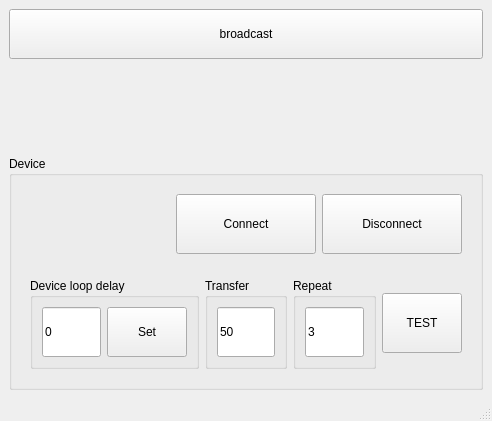
Above: tcp_udp/udp_broad/mainwindow.ui from saibi/qt before the change. Below: the same form after it.
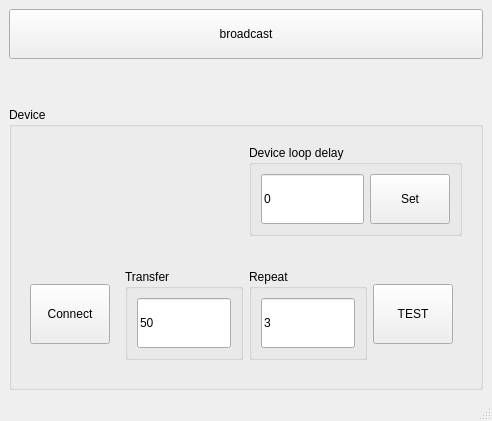
That is the form after the change. Custom widgets are drawn as their Qt base class.

```diff
--- a/tcp_udp/udp_broad/mainwindow.ui
+++ b/tcp_udp/udp_broad/mainwindow.ui
@@ -42,7 +42,7 @@
       <layout class="QVBoxLayout" name="verticalLayout_2">
        <item>
         <widget class="QWidget" name="widget_2" native="true">
-         <layout class="QHBoxLayout" name="horizontalLayout_3">
+         <layout class="QHBoxLayout" name="horizontalLayout_3" stretch="5,5">
           <item>
            <widget class="QLabel" name="label_ip">
             <property name="text">
@@ -51,41 +51,6 @@
            </widget>
           </item>
           <item>
-           <widget class="QPushButton" name="pushButton_connect">
-            <property name="enabled">
-             <bool>true</bool>
-            </property>
-            <property name="minimumSize">
-             <size>
-              <width>0</width>
-              <height>60</height>
-             </size>
-            </property>
-            <property name="text">
-             <string>Connect</string>
-            </property>
-           </widget>
-          </item>
-          <item>
-           <widget class="QPushButton" name="pushButton_disconnect">
-            <property name="minimumSize">
-             <size>
-              <width>0</width>
-              <height>60</height>
-             </size>
-            </property>
-            <property name="text">
-             <string>Disconnect</string>
-            </property>
-           </widget>
-          </item>
-         </layout>
-        </widget>
-       </item>
-       <item>
-        <widget class="QWidget" name="widget" native="true">
-         <layout class="QHBoxLayout" name="horizontalLayout">
-          <item>
            <widget class="QGroupBox" name="groupBox">
             <property name="title">
              <string>Device loop delay</string>
@@ -120,6 +85,34 @@
             </layout>
            </widget>
           </item>
+         </layout>
+        </widget>
+       </item>
+       <item>
+        <widget class="QWidget" name="widget" native="true">
+         <layout class="QHBoxLayout" name="horizontalLayout">
+          <item>
+           <widget class="QPushButton" name="pushButton_connect">
+            <property name="enabled">
+             <bool>true</bool>
+            </property>
+            <property name="minimumSize">
+             <size>
+              <width>0</width>
+              <height>60</height>
+             </size>
+            </property>
+            <property name="text">
+             <string>Connect</string>
+            </property>
+            <property name="checkable">
+             <bool>true</bool>
+            </property>
+           </widget>
+          </item>
+          <item>
+           <widget class="QWidget" name="widget_tcp_test" native="true">
+            <layout class="QHBoxLayout" name="horizontalLayout_6">
           <item>
            <widget class="QGroupBox" name="groupBox_2">
             <property name="title">
@@ -175,6 +168,9 @@
             <property name="text">
              <string>TEST</string>
             </property>
+              </widget>
+             </item>
+            </layout>
            </widget>
           </item>
          </layout>
```
Lines whose indentation alone changed are shown as unchanged.
